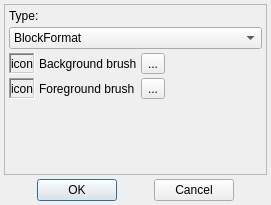
The window that src/property/dialogs/textformateditdialog.ui (Gris87/ObjectController) describes before a commit, drawn with Qt 5.
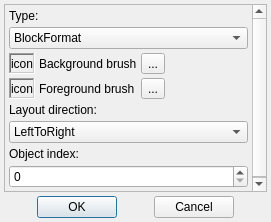
The same window after the commit.

Commit message: LayoutDirection and ObjectIndex for TextFormatEditDialog

What changed in the file:
```diff
--- a/src/property/dialogs/textformateditdialog.ui
+++ b/src/property/dialogs/textformateditdialog.ui
@@ -7,7 +7,7 @@
     <x>0</x>
     <y>0</y>
     <width>271</width>
-    <height>205</height>
+    <height>222</height>
    </rect>
   </property>
   <property name="windowTitle">
@@ -31,7 +31,7 @@
         <x>0</x>
         <y>0</y>
         <width>261</width>
-        <height>166</height>
+        <height>183</height>
        </rect>
       </property>
       <layout class="QVBoxLayout" name="verticalLayout">
@@ -198,6 +198,42 @@
          </item>
         </layout>
        </item>
+       <item>
+        <widget class="QLabel" name="layoutDirectionLabel">
+         <property name="text">
+          <string>Layout direction:</string>
+         </property>
+        </widget>
+       </item>
+       <item>
+        <widget class="QComboBox" name="layoutDirectionComboBox">
+         <item>
+          <property name="text">
+           <string>LeftToRight</string>
+          </property>
+         </item>
+         <item>
+          <property name="text">
+           <string>RightToLeft</string>
+          </property>
+         </item>
+         <item>
+          <property name="text">
+           <string>LayoutDirectionAuto</string>
+          </property>
+         </item>
+        </widget>
+       </item>
+       <item>
+        <widget class="QLabel" name="objectIndexLabel">
+         <property name="text">
+          <string>Object index:</string>
+         </property>
+        </widget>
+       </item>
+       <item>
+        <widget class="QSpinBox" name="objectIndexSpinBox"/>
+       </item>
        <item>
         <spacer name="verticalSpacer">
          <property name="orientation">
```
Left out of the diff: 90 changed lines with no effect on the pictures. The commit also changes 2 other files.
